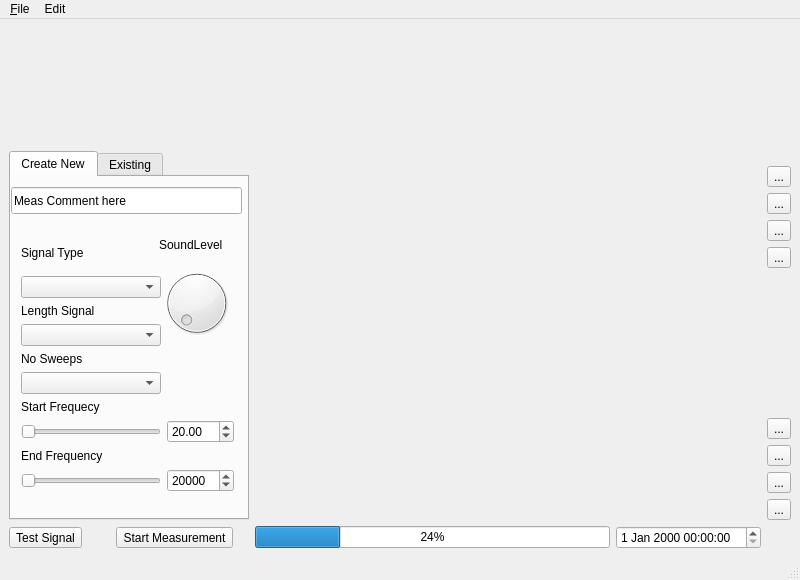
Qt form ui/jBae_Meas_0_15.ui (Jee-Bee/Meas) before a commit.
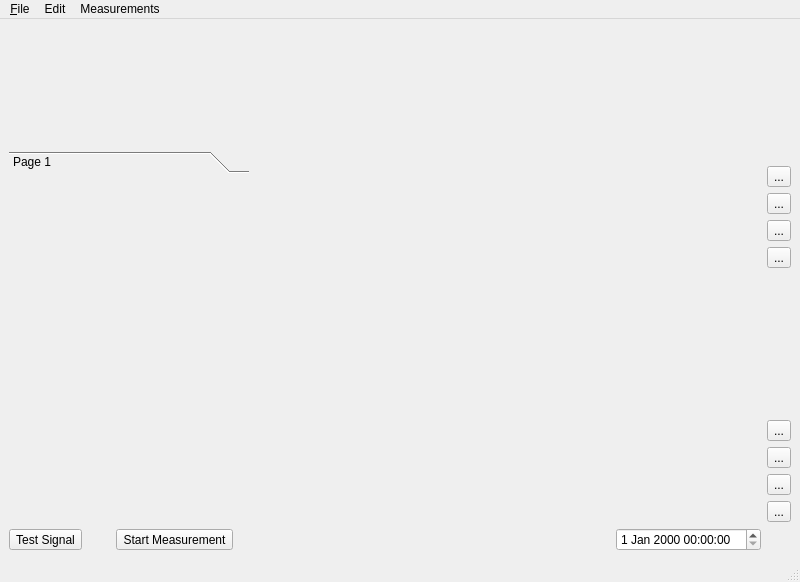
The same form after that commit. Icons and pictures are not drawn.

Commit message: add modifications at layout incl main script

```diff
--- a/ui/jBae_Meas_0_15.ui
+++ b/ui/jBae_Meas_0_15.ui
@@ -7,7 +7,7 @@
     <x>0</x>
     <y>0</y>
     <width>800</width>
-    <height>580</height>
+    <height>582</height>
    </rect>
   </property>
   <property name="sizePolicy">
@@ -23,7 +23,7 @@
    <string notr="true">font: 9pt &quot;SansSerif&quot;;</string>
   </property>
   <widget class="QWidget" name="measCentral">
-   <layout class="QGridLayout" name="gridLayout_4">
+   <layout class="QGridLayout" name="gridLayout_3">
     <item row="0" column="0" colspan="2">
      <widget class="QLabel" name="jBaeLogo">
       <property name="minimumSize">
@@ -100,428 +100,23 @@
      </layout>
     </item>
     <item row="1" column="0" rowspan="2" colspan="2">
-     <widget class="QTabWidget" name="tabWidget">
-      <property name="minimumSize">
-       <size>
-        <width>240</width>
-        <height>360</height>
-       </size>
-      </property>
+     <widget class="QToolBox" name="Recordings">
       <property name="currentIndex">
        <number>0</number>
       </property>
-      <widget class="QWidget" name="newTab">
-       <attribute name="title">
-        <string>Create New</string>
+      <widget class="QWidget" name="page_1">
+       <property name="geometry">
+        <rect>
+         <x>0</x>
+         <y>0</y>
+         <width>240</width>
+         <height>334</height>
+        </rect>
+       </property>
+       <attribute name="label">
+        <string>Page 1</string>
        </attribute>
-       <widget class="QLineEdit" name="lineEdit">
-        <property name="geometry">
-         <rect>
-          <x>0</x>
-          <y>10</y>
-          <width>231</width>
-          <height>27</height>
-         </rect>
-        </property>
-        <property name="text">
-         <string>Meas Comment here</string>
-        </property>
-       </widget>
-       <widget class="QWidget" name="layoutWidget">
-        <property name="geometry">
-         <rect>
-          <x>1</x>
-          <y>50</y>
-          <width>231</width>
-          <height>274</height>
-         </rect>
-        </property>
-        <layout class="QGridLayout" name="gridLayout_3">
-         <item row="0" column="0" rowspan="2">
-          <layout class="QVBoxLayout" name="verticalLayout_3">
-           <item>
-            <widget class="QLabel" name="sigTypeLab">
-             <property name="text">
-              <string>Signal Type</string>
-             </property>
-            </widget>
-           </item>
-           <item>
-            <widget class="QComboBox" name="sigTypeSel">
-             <property name="minimumSize">
-              <size>
-               <width>140</width>
-               <height>0</height>
-              </size>
-             </property>
-             <property name="toolTip">
-              <string>Select Signal Type</string>
-             </property>
-             <property name="statusTip">
-              <string/>
-             </property>
-            </widget>
-           </item>
-          </layout>
-         </item>
-         <item row="0" column="1">
-          <widget class="QLabel" name="label">
-           <property name="text">
-            <string>SoundLevel</string>
-           </property>
-          </widget>
-         </item>
-         <item row="1" column="1" rowspan="2">
-          <widget class="QDial" name="sigLevel">
-           <property name="sizePolicy">
-            <sizepolicy hsizetype="Minimum" vsizetype="Minimum">
-             <horstretch>0</horstretch>
-             <verstretch>0</verstretch>
-            </sizepolicy>
-           </property>
-           <property name="minimumSize">
-            <size>
-             <width>75</width>
-             <height>75</height>
-            </size>
-           </property>
-           <property name="toolTip">
-            <string extracomment="Signal Level">Set Volume Level</string>
-           </property>
-           <property name="statusTip">
-            <string/>
-           </property>
-           <property name="accessibleDescription">
-            <string/>
-           </property>
-          </widget>
-         </item>
-         <item row="2" column="0">
-          <layout class="QVBoxLayout" name="verticalLayout_4">
-           <item>
-            <widget class="QLabel" name="lengthLab">
-             <property name="text">
-              <string>Length Signal</string>
-             </property>
-            </widget>
-           </item>
-           <item>
-            <widget class="QComboBox" name="lengthSelect">
-             <property name="minimumSize">
-              <size>
-               <width>140</width>
-               <height>0</height>
-              </size>
-             </property>
-             <property name="toolTip">
-              <string>Select Length of Signal in k samples</string>
-             </property>
-            </widget>
-           </item>
-          </layout>
-         </item>
-         <item row="3" column="0">
-          <layout class="QVBoxLayout" name="verticalLayout_5">
-           <item>
-            <widget class="QLabel" name="sweepsLab">
-             <property name="text">
-              <string>No Sweeps</string>
-             </property>
-            </widget>
-           </item>
-           <item>
-            <widget class="QComboBox" name="SweepsSelect">
-             <property name="minimumSize">
-              <size>
-               <width>140</width>
-               <height>0</height>
-              </size>
-             </property>
-             <property name="toolTip">
-              <string>Select number of itterations</string>
-             </property>
-             <property name="accessibleDescription">
-              <string/>
-             </property>
-            </widget>
-           </item>
-          </layout>
-         </item>
-         <item row="4" column="0" colspan="2">
-          <layout class="QGridLayout" name="gridLayout">
-           <item row="0" column="0">
-            <widget class="QLabel" name="startFreqLab">
-             <property name="text">
-              <string>Start Frequecy</string>
-             </property>
-            </widget>
-           </item>
-           <item row="1" column="0">
-            <widget class="QSlider" name="startFreqSlid">
-             <property name="sizePolicy">
-              <sizepolicy hsizetype="Preferred" vsizetype="Fixed">
-               <horstretch>0</horstretch>
-               <verstretch>0</verstretch>
-              </sizepolicy>
-             </property>
-             <property name="minimumSize">
-              <size>
-               <width>140</width>
-               <height>0</height>
-              </size>
-             </property>
-             <property name="toolTip">
-              <string>Select Start Frequency</string>
-             </property>
-             <property name="maximum">
-              <number>100000</number>
-             </property>
-             <property name="orientation">
-              <enum>Qt::Horizontal</enum>
-             </property>
-            </widget>
-           </item>
-           <item row="1" column="1">
-            <widget class="QDoubleSpinBox" name="startFreqSpin">
-             <property name="minimumSize">
-              <size>
-               <width>65</width>
-               <height>0</height>
-              </size>
-             </property>
-             <property name="toolTip">
-              <string>Set Start Frequency</string>
-             </property>
-             <property name="maximum">
-              <double>100000.000000000000000</double>
-             </property>
-             <property name="value">
-              <double>20.000000000000000</double>
-             </property>
-            </widget>
-           </item>
-          </layout>
-         </item>
-         <item row="5" column="0" colspan="2">
-          <layout class="QGridLayout" name="gridLayout_2">
-           <item row="0" column="0">
-            <widget class="QLabel" name="endFreqLab">
-             <property name="text">
-              <string>End Frequency</string>
-             </property>
-            </widget>
-           </item>
-           <item row="1" column="0">
-            <widget class="QSlider" name="endFreqSlid">
-             <property name="sizePolicy">
-              <sizepolicy hsizetype="Preferred" vsizetype="Fixed">
-               <horstretch>0</horstretch>
-               <verstretch>0</verstretch>
-              </sizepolicy>
-             </property>
-             <property name="minimumSize">
-              <size>
-               <width>140</width>
-               <height>0</height>
-              </size>
-             </property>
-             <property name="toolTip">
-              <string>Select End Frequency</string>
-             </property>
-             <property name="maximum">
-              <number>100000</number>
-             </property>
-             <property name="orientation">
-              <enum>Qt::Horizontal</enum>
-             </property>
-            </widget>
-           </item>
-           <item row="1" column="1">
-            <widget class="QDoubleSpinBox" name="endFreqSpin">
-             <property name="minimumSize">
-              <size>
-               <width>65</width>
-               <height>0</height>
-              </size>
-             </property>
-             <property name="toolTip">
-              <string>Set End Frequency</string>
-             </property>
-             <property name="decimals">
-              <number>0</number>
-             </property>
-             <property name="maximum">
-              <double>100000.000000000000000</double>
-             </property>
-             <property name="value">
-              <double>20000.000000000000000</double>
-             </property>
-            </widget>
-           </item>
-          </layout>
-         </item>
-        </layout>
-       </widget>
-       <zorder>layoutWidget</zorder>
-       <zorder>lineEdit</zorder>
-      </widget>
-      <widget class="QWidget" name="LoadTab">
-       <attribute name="title">
-        <string>Existing</string>
-       </attribute>
-       <widget class="QPushButton" name="pushButton">
-        <property name="geometry">
-         <rect>
-          <x>120</x>
-          <y>10</y>
-          <width>75</width>
-          <height>23</height>
-         </rect>
-        </property>
-        <property name="text">
-         <string>PushButton</string>
-        </property>
-       </widget>
-       <widget class="QLineEdit" name="lineEdit_3">
-        <property name="geometry">
-         <rect>
-          <x>0</x>
-          <y>40</y>
-          <width>211</width>
-          <height>20</height>
-         </rect>
-        </property>
-       </widget>
-       <widget class="QPushButton" name="pushButton_2">
-        <property name="geometry">
-         <rect>
-          <x>10</x>
-          <y>10</y>
-          <width>75</width>
-          <height>23</height>
-         </rect>
-        </property>
-        <property name="text">
-         <string>PushButton</string>
-        </property>
-       </widget>
-       <widget class="QToolBox" name="recMeasurements">
-        <property name="geometry">
-         <rect>
-          <x>10</x>
-          <y>70</y>
-          <width>211</width>
-          <height>261</height>
-         </rect>
-        </property>
-        <property name="currentIndex">
-         <number>0</number>
-        </property>
-        <widget class="QWidget" name="measurement">
-         <property name="geometry">
-          <rect>
-           <x>0</x>
-           <y>0</y>
-           <width>211</width>
-           <height>37</height>
-          </rect>
-         </property>
-         <attribute name="label">
-          <string>Page 1</string>
-         </attribute>
-        </widget>
-        <widget class="QWidget" name="measurement2">
-         <property name="geometry">
-          <rect>
-           <x>0</x>
-           <y>0</y>
-           <width>100</width>
-           <height>30</height>
-          </rect>
-         </property>
-         <attribute name="label">
-          <string>Page 2</string>
-         </attribute>
-        </widget>
-        <widget class="QWidget" name="measurement3">
-         <property name="geometry">
-          <rect>
-           <x>0</x>
-           <y>0</y>
-           <width>100</width>
-           <height>30</height>
-          </rect>
-         </property>
-         <attribute name="label">
-          <string>Page 3</string>
-         </attribute>
-        </widget>
-        <widget class="QWidget" name="measurement4">
-         <property name="geometry">
-          <rect>
-           <x>0</x>
-           <y>0</y>
-           <width>100</width>
-           <height>30</height>
-          </rect>
-         </property>
-         <attribute name="label">
-          <string>Page 4</string>
-         </attribute>
-        </widget>
-        <widget class="QWidget" name="measurement5">
-         <property name="geometry">
-          <rect>
-           <x>0</x>
-           <y>0</y>
-           <width>100</width>
-           <height>30</height>
-          </rect>
-         </property>
-         <attribute name="label">
-          <string>Page 5</string>
-         </attribute>
-        </widget>
-        <widget class="QWidget" name="measurement6">
-         <property name="geometry">
-          <rect>
-           <x>0</x>
-           <y>0</y>
-           <width>100</width>
-           <height>30</height>
-          </rect>
-         </property>
-         <attribute name="label">
-          <string>Page 6</string>
-         </attribute>
-        </widget>
-        <widget class="QWidget" name="measurement7">
-         <property name="geometry">
-          <rect>
-           <x>0</x>
-           <y>0</y>
-           <width>100</width>
-           <height>30</height>
-          </rect>
-         </property>
-         <attribute name="label">
-          <string>Page 7</string>
-         </attribute>
-        </widget>
-        <widget class="QWidget" name="measurement8">
-         <property name="geometry">
-          <rect>
-           <x>0</x>
-           <y>0</y>
-           <width>100</width>
-           <height>30</height>
-          </rect>
-         </property>
-         <attribute name="label">
-          <string>Page 8</string>
-         </attribute>
-        </widget>
-       </widget>
+       <layout class="QGridLayout" name="gridLayout_2"/>
       </widget>
      </widget>
     </item>
@@ -537,7 +132,7 @@
      </widget>
     </item>
     <item row="2" column="3">
-     <layout class="QVBoxLayout" name="verticalLayout_2">
+     <layout class="QVBoxLayout" name="FigBottomLayout">
       <item>
        <spacer name="verticalSpacer">
         <property name="orientation">
@@ -607,13 +202,19 @@
      </widget>
     </item>
     <item row="3" column="2">
-     <layout class="QHBoxLayout" name="horizontalLayout">
+     <layout class="QHBoxLayout" name="DateTimeLayout">
       <item>
-       <widget class="QProgressBar" name="progressBar">
-        <property name="value">
-         <number>24</number>
+       <spacer name="horizontalSpacer">
+        <property name="orientation">
+         <enum>Qt::Horizontal</enum>
         </property>
-       </widget>
+        <property name="sizeHint" stdset="0">
+         <size>
+          <width>40</width>
+          <height>20</height>
+         </size>
+        </property>
+       </spacer>
       </item>
       <item>
        <widget class="QDateTimeEdit" name="dateTimeEdit"/>
@@ -634,7 +235,7 @@
      <x>0</x>
      <y>0</y>
      <width>800</width>
-     <height>20</height>
+     <height>23</height>
     </rect>
    </property>
    <widget class="QMenu" name="menuJBae_Meas">
@@ -655,9 +256,27 @@
      <string>Edit</string>
     </property>
     <addaction name="actionDelete_Measurement"/>
+    <addaction name="separator"/>
+    <addaction name="actionHome_Top"/>
+    <addaction name="actionPan_Top"/>
+    <addaction name="actionZoom_Top"/>
+    <addaction name="actionFig_Preferences_Top"/>
+    <addaction name="separator"/>
+    <addaction name="actionHome_Bottom"/>
+    <addaction name="actionPan_Bottom"/>
+    <addaction name="actionZoom_Bottom"/>
+    <addaction name="actionFig_Preferences_Bottom"/>
+   </widget>
+   <widget class="QMenu" name="menuMeasurements">
+    <property name="title">
+     <string>Measurements</string>
+    </property>
+    <addaction name="actionTest_Signal"/>
+    <addaction name="actionRun_Measurent"/>
    </widget>
    <addaction name="menuJBae_Meas"/>
    <addaction name="menuEdit"/>
+   <addaction name="menuMeasurements"/>
   </widget>
   <widget class="QStatusBar" name="statusbar"/>
   <action name="actionExit">
```
Left out of the diff: 66 changed lines with no effect on the pictures. The commit also changes 5 other files.
